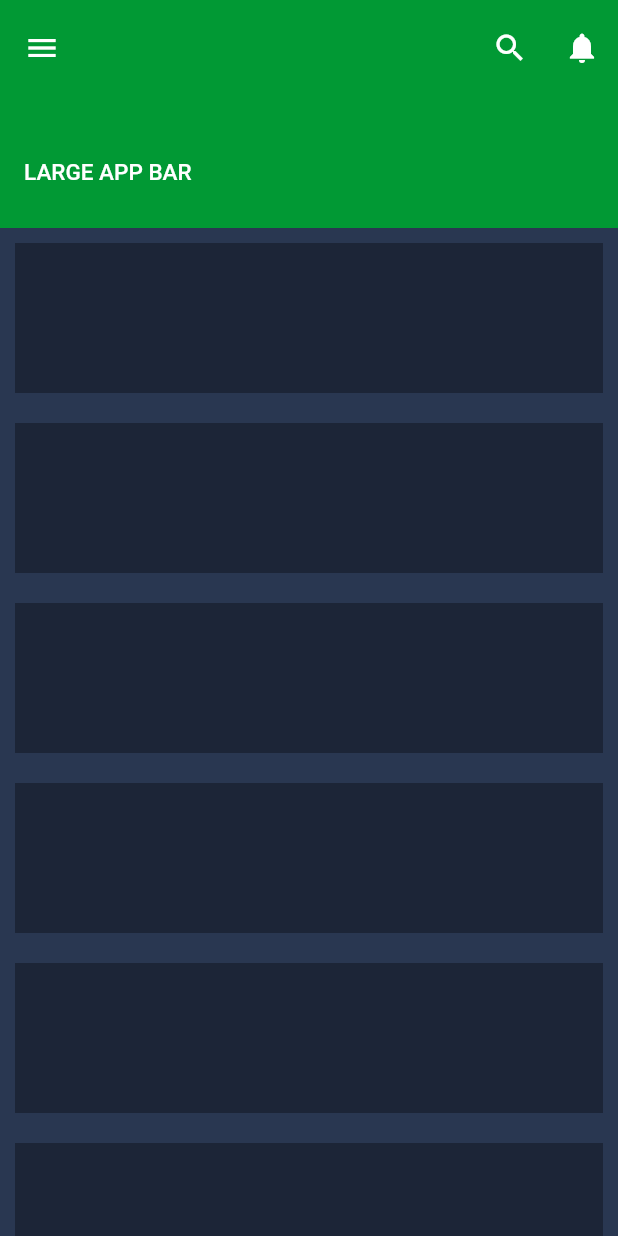
After one commit to MrNitishroy/Flutter-Hero, a Flutter app: the LargeAppBar screen opened directly, on a phone screen of 412 x 824 dp. The commit adds this screen. Run offline on Flutter 3.47's test engine with Material 3 defaults, Android fonts, the phone set to English and light mode, and no system bars; our stand-ins replace flutter_svg, get, go_router, lottie; missing offline and left inert: code_text_field, flutter_masonry_view, highlight; Roboto replaces fonts that are missing (Poppins).

Commit message:
Large App Bar Added

```diff
--- a/lib/Page/HomeData/Widgets/ComponentsCard.dart
+++ b/lib/Page/HomeData/Widgets/ComponentsCard.dart
@@ -19,12 +19,12 @@ class ComponentsCard extends StatelessWidget {
         color: isHover
             ? Theme.of(context).colorScheme.secondaryContainer
             : Theme.of(context).colorScheme.primaryContainer,
-        height: 300,
+        // height: 300,
         child: Column(
           children: [
             // Wrap the image with a Transform.scale widget
             Transform.scale(
-              scale: isHover ? 1.1 : 1.0, // Adjust the scaling factor as needed
+              scale: isHover ? 1.1 : 1.0,
               child: Image.asset(coverImage),
             ),
             Padding(
--- /dev/null
+++ b/lib/ViewComponents/AppBar/LargeAppBar.dart
@@ -0,0 +1,51 @@
+import 'package:flutter/material.dart';
+
+class LargeAppBar extends StatelessWidget {
+  const LargeAppBar({super.key});
+
+  @override
+  Widget build(BuildContext context) {
+    return Scaffold(
+      backgroundColor: Theme.of(context).colorScheme.secondaryContainer,
+      body: CustomScrollView(
+        slivers: [
+          SliverAppBar.large(
+            leading: IconButton(
+              onPressed: () {},
+              icon: Icon(Icons.menu),
+            ),
+            title: Text(
+              "LARGE APP BAR",
+              style: TextStyle(
+                fontSize: 15,
+              ),
+            ),
+            actions: [
+              IconButton(
+                onPressed: () {},
+                icon: Icon(Icons.search),
+              ),
+              IconButton(
+                onPressed: () {},
+                icon: Icon(Icons.notifications),
+              ),
+            ],
+          ),
+
+          // rest ui here
+          SliverList.builder(
+              itemCount: 10,
+              itemBuilder: (context, index) {
+                return Container(
+                  height: 100,
+                  margin: EdgeInsets.all(10),
+                  decoration: BoxDecoration(
+                    color: Theme.of(context).colorScheme.primaryContainer,
+                  ),
+                );
+              })
+        ],
+      ),
+    );
+  }
+}
```
Also changed, not shown: lib/Code/AppBar/AppBarCodes.dart (+43 -0 lines), lib/ComponentsList/AppBar/AppBarList.dart (+11 -0 lines), lib/main.dart (+7 -4 lines).
